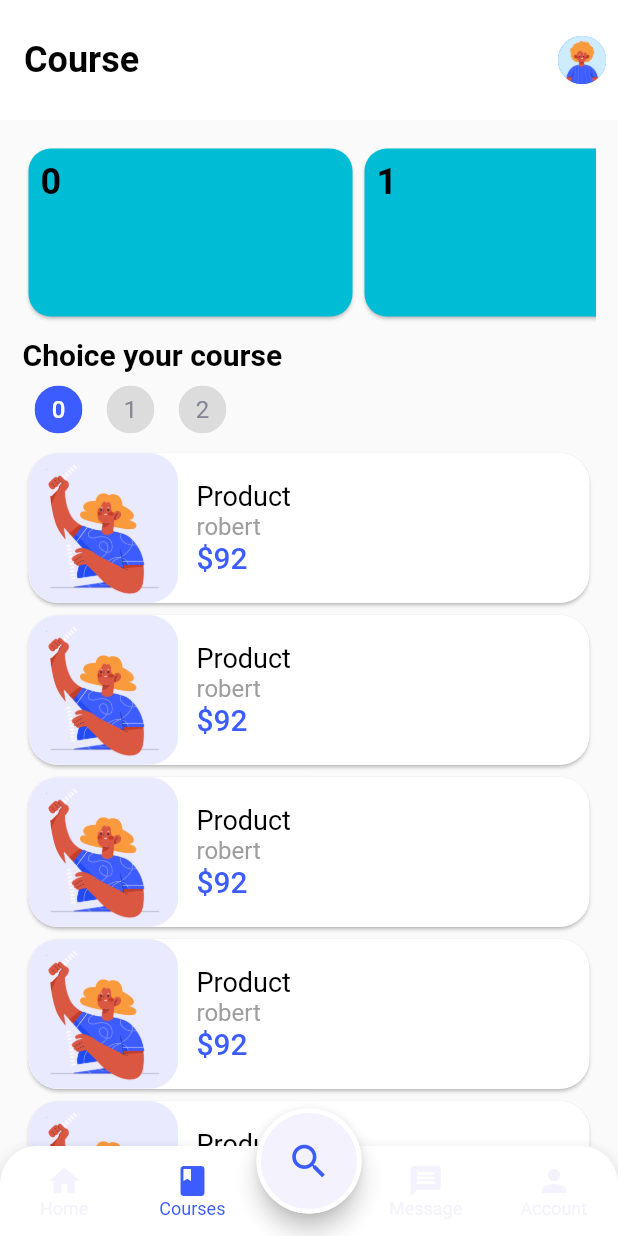
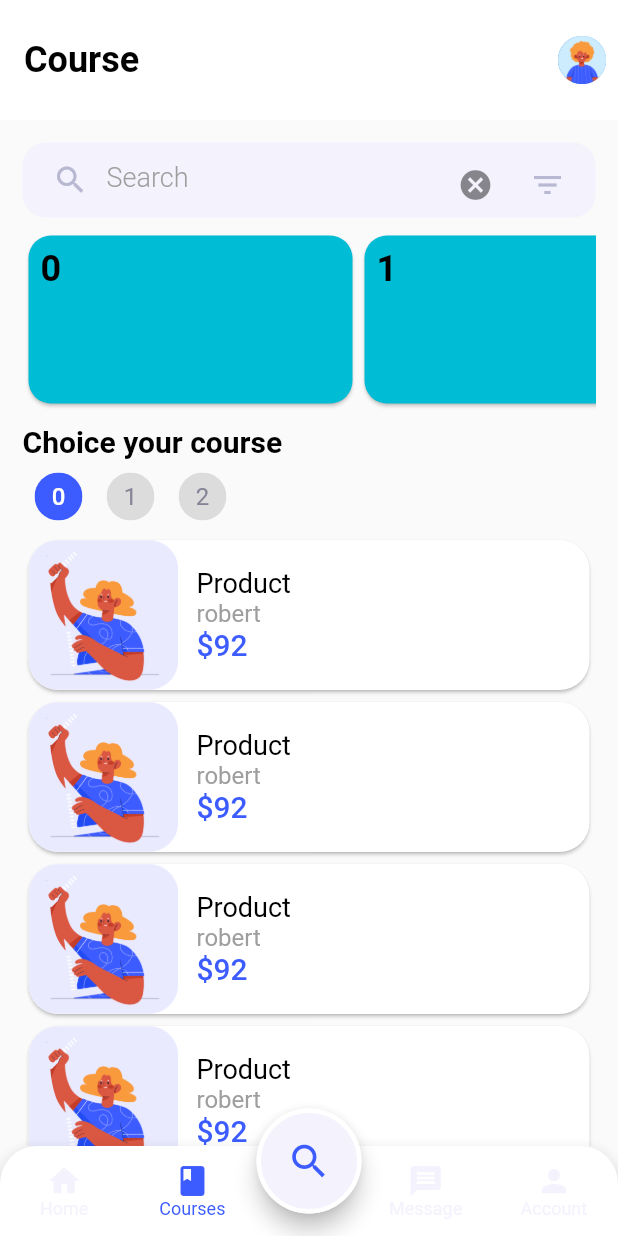
Before and after one commit to Krupal01/online_learning_application, a Flutter app: the screen it shows after launch, on a phone screen of 412 x 824 dp. Run offline on Flutter 3.47's test engine with Material 2 defaults, Android fonts, the light colour scheme and no system bars; our stand-ins replace bloc, carousel_slider, flutter_bloc, hexcolor, validators.

Commit message:
ADD : Search Bar in Course Screen

```diff
--- a/lib/Constants.dart
+++ b/lib/Constants.dart
@@ -9,5 +9,3 @@ const String HOME_SCREEN_ROUTE = "HOME_SCREEN_ROUTE";
 const String COURSE_SCREEN_ROUTE = "COURSE_SCREEN_ROUTE";
 const String MESSAGE_SCREEN_ROUTE = "MESSAGE_SCREEN_ROUTE";
 const String ACCOUNT_SCREEN_ROUTE = "ACCOUNT_SCREEN_ROUTE";
-
-Color custom_gray = HexColor('#F4F3FD');
--- a/lib/screens/courses_screen.dart
+++ b/lib/screens/courses_screen.dart
@@ -1,6 +1,7 @@
 import 'package:flutter/material.dart';
 import 'package:online_learning_application/Constants.dart';
 import 'package:online_learning_application/widget/course_card.dart';
+import 'package:online_learning_application/widget/filter_searchbar.dart';
 import 'package:online_learning_application/widget/main_appbar.dart';
 import 'package:online_learning_application/widget/utils.dart';
 
@@ -48,6 +49,15 @@ class _CoursesScreenState extends State<CoursesScreen> {
           child: Column(
             crossAxisAlignment: CrossAxisAlignment.start,
             children: [
+              FilterSearchBar(
+                onSearchTextChange: (text) {
+
+                },
+                onFilterTap: () {
+
+                },
+              ),
+              space(vertical: 8),
               SizedBox(
                 height: 120,
                 child: ListView.builder(
--- a/lib/widget/bottombar_search_button.dart
+++ b/lib/widget/bottombar_search_button.dart
@@ -1,5 +1,6 @@
 import 'package:flutter/material.dart';
 import 'package:online_learning_application/Constants.dart';
+import 'package:online_learning_application/widget/utils.dart';
 
 class BottomSearchButton extends StatelessWidget {
   final VoidCallback onSearchPressed;
--- /dev/null
+++ b/lib/widget/filter_searchbar.dart
@@ -0,0 +1,53 @@
+import 'package:flutter/material.dart';
+import 'package:online_learning_application/widget/utils.dart';
+
+class FilterSearchBar extends StatelessWidget {
+  final Function(String text)? onSearchTextChange;
+  final VoidCallback? onFilterTap;
+  final searchController = TextEditingController();
+  FilterSearchBar({Key? key , this.onSearchTextChange , this.onFilterTap}) : super(key: key);
+
+  @override
+  Widget build(BuildContext context) {
+    return Container(
+      height: 50,
+      width: double.infinity,
+      decoration: BoxDecoration(
+        borderRadius: BorderRadius.all(Radius.circular(15),),
+        color: light_pitch
+      ),
+      child: Padding(
+        padding: const EdgeInsets.all(8.0),
+        child: Row(
+          mainAxisAlignment: MainAxisAlignment.start,
+          crossAxisAlignment: CrossAxisAlignment.center,
+          children: [
+            Flexible(
+              flex: 1,
+              child: TextField(
+                onChanged: onSearchTextChange,
+                controller: searchController,
+                cursorColor: Colors.grey,
+                maxLines: 1,
+                style: const TextStyle(fontSize: 20,color: Colors.black,fontWeight: FontWeight.w300),
+                decoration: InputDecoration(
+                    border: InputBorder.none,
+                    hintText: 'Search',
+                    hintStyle: const TextStyle(
+                        color: Colors.grey,
+                        fontSize: 18
+                    ),
+                  prefixIcon: Icon(Icons.search , color: icon_gray,),
+                  suffixIcon:  IconButton(onPressed: (){
+                    searchController.clear();
+                  }, icon: const Icon(Icons.cancel),),
+                ),
+              ),
+            ),
+            IconButton(onPressed: onFilterTap, icon: Icon(Icons.filter_list , color: icon_gray,),),
+          ],
+        ),
+      ),
+    );
+  }
+}
--- a/lib/widget/nav_icon.dart
+++ b/lib/widget/nav_icon.dart
@@ -1,5 +1,6 @@
 import 'package:flutter/material.dart';
 import 'package:online_learning_application/Constants.dart';
+import 'package:online_learning_application/widget/utils.dart';
 
 class NavIcon extends StatelessWidget {
   final bool isSelected;
--- a/lib/widget/utils.dart
+++ b/lib/widget/utils.dart
@@ -81,3 +81,8 @@ TextStyle primaryText20 = TextStyle(
 ButtonStyle primaryTextButton16 = ButtonStyle(
   textStyle: MaterialStateProperty.all(primaryText16),
 );
+
+
+Color light_pitch = HexColor("#F4F3FD");
+Color custom_gray = HexColor('#F4F3FD');
+Color icon_gray = HexColor("#B8B8D2");
```
